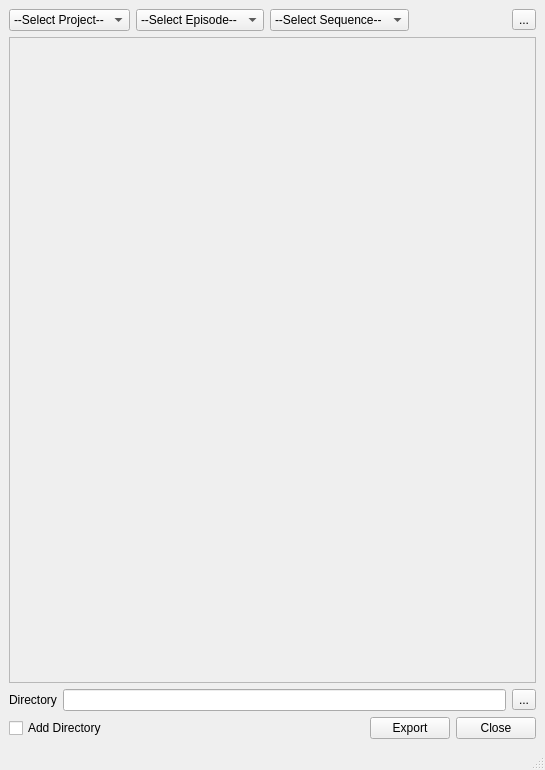
iceanimations/multiShotExport, file ui/main.ui: the form before one commit.
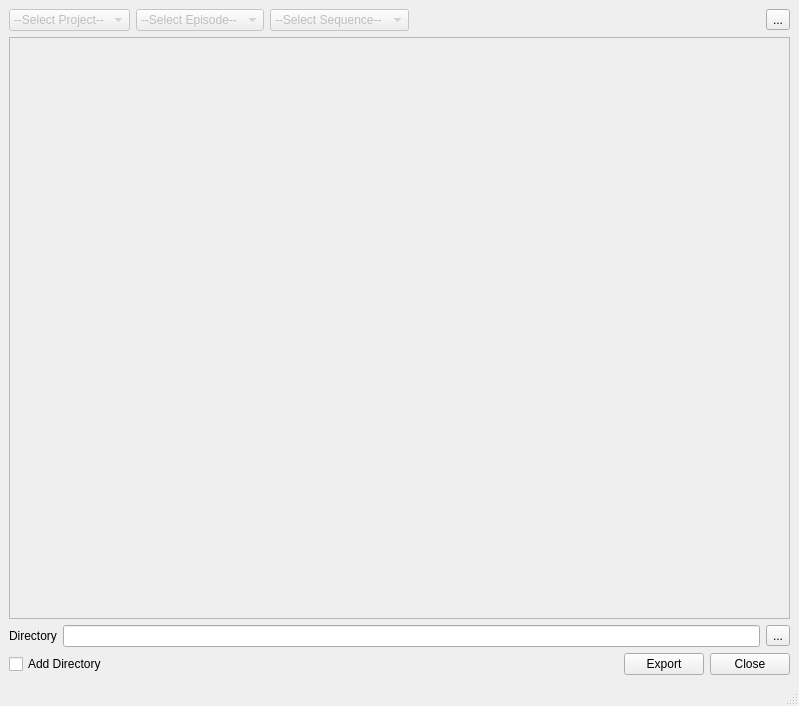
The form after the commit.

```diff
--- a/ui/main.ui
+++ b/ui/main.ui
@@ -6,8 +6,8 @@
    <rect>
     <x>0</x>
     <y>0</y>
-    <width>545</width>
-    <height>770</height>
+    <width>799</width>
+    <height>706</height>
    </rect>
   </property>
   <property name="windowTitle">
@@ -19,6 +19,9 @@
      <layout class="QHBoxLayout" name="horizontalLayout">
       <item>
        <widget class="QComboBox" name="projectBox">
+        <property name="enabled">
+         <bool>false</bool>
+        </property>
         <property name="toolTip">
          <string>Select Project</string>
         </property>
@@ -31,6 +34,9 @@
       </item>
       <item>
        <widget class="QComboBox" name="epBox">
+        <property name="enabled">
+         <bool>false</bool>
+        </property>
         <property name="toolTip">
          <string>Select Episode</string>
         </property>
@@ -43,6 +49,9 @@
       </item>
       <item>
        <widget class="QComboBox" name="seqBox">
+        <property name="enabled">
+         <bool>false</bool>
+        </property>
         <property name="toolTip">
          <string>Select Sequence</string>
         </property>
@@ -91,8 +100,8 @@
         <rect>
          <x>0</x>
          <y>0</y>
-         <width>525</width>
-         <height>622</height>
+         <width>779</width>
+         <height>558</height>
         </rect>
        </property>
        <layout class="QVBoxLayout" name="verticalLayout_3">
```
Left out of the diff: 8 changed lines with no effect on the pictures.
